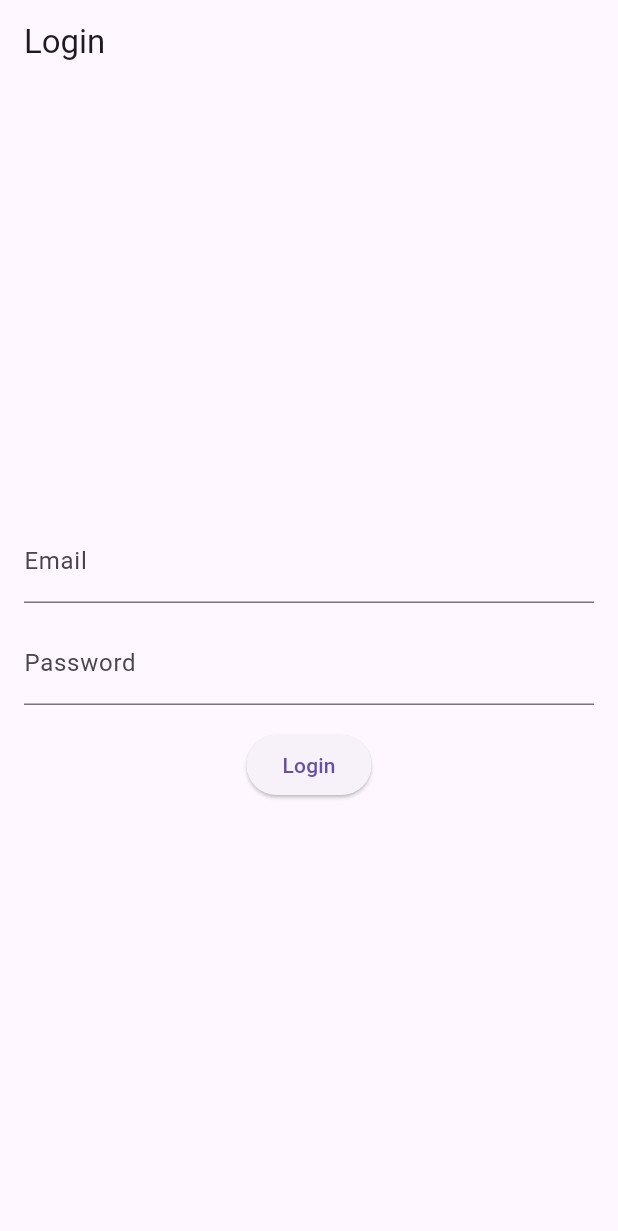
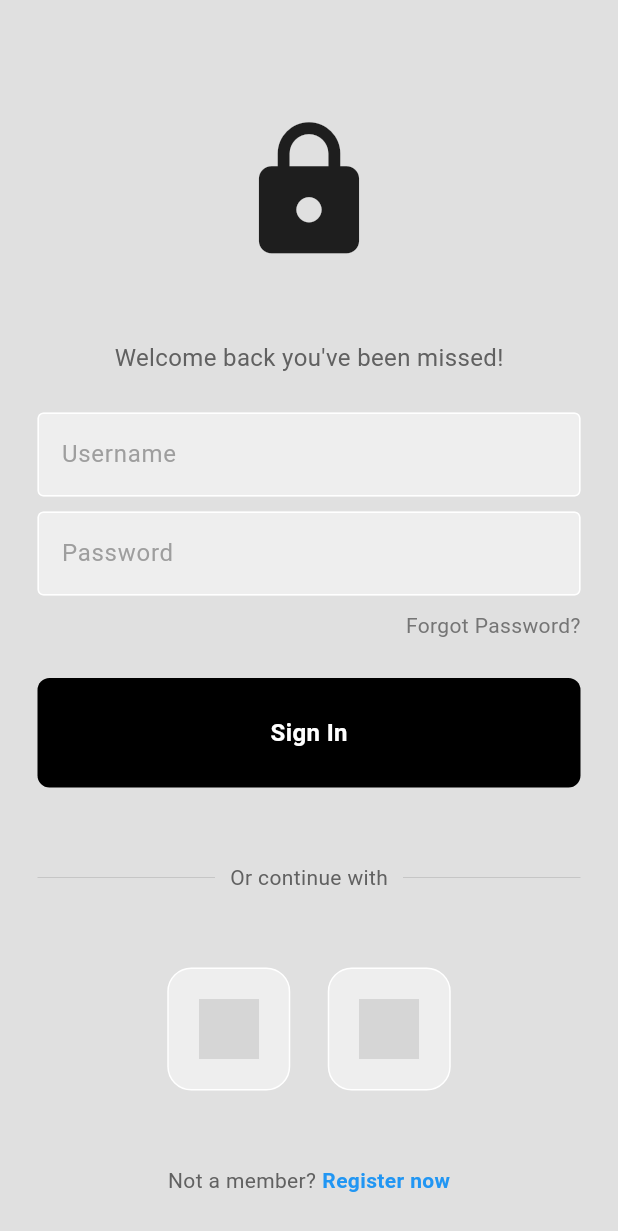
Before and after one commit to VP7985/fitnessgoal, a Flutter app: the screen it shows after launch, on a phone screen of 412 x 824 dp. Shown: the top 1231 px of the screen. Run offline on Flutter 3.47's test engine with Material 3 defaults, Android fonts, the phone set to English and light mode, and no system bars; our stand-ins replace firebase_core; accounts and stored records are empty; grey boxes are pictures that could not be loaded.

Commit message:
first commit

```diff
--- /dev/null
+++ b/lib/components/my_button.dart
@@ -0,0 +1,32 @@
+import 'package:flutter/material.dart';
+
+class MyButton extends StatelessWidget {
+  final Function()? onTap;
+
+  const MyButton({super.key, required this.onTap});
+
+  @override
+  Widget build(BuildContext context) {
+    return GestureDetector(
+      onTap: onTap,
+      child: Container(
+        padding: const EdgeInsets.all(25),
+        margin: const EdgeInsets.symmetric(horizontal: 25),
+        decoration: BoxDecoration(
+          color: Colors.black,
+          borderRadius: BorderRadius.circular(8),
+        ),
+        child: const Center(
+          child: Text(
+            "Sign In",
+            style: TextStyle(
+              color: Colors.white,
+              fontWeight: FontWeight.bold,
+              fontSize: 16,
+            ),
+          ),
+        ),
+      ),
+    );
+  }
+}
--- /dev/null
+++ b/lib/components/my_textfield.dart
@@ -0,0 +1,36 @@
+import 'package:flutter/material.dart';
+
+class MyTextField extends StatelessWidget {
+  final controller;
+  final String hintText;
+  final bool obscureText;
+
+  const MyTextField({
+    super.key,
+    required this.controller,
+    required this.hintText,
+    required this.obscureText,
+  });
+
+  @override
+  Widget build(BuildContext context) {
+    return Padding(
+      padding: const EdgeInsets.symmetric(horizontal: 25.0),
+      child: TextField(
+        controller: controller,
+        obscureText: obscureText,
+        decoration: InputDecoration(
+            enabledBorder: const OutlineInputBorder(
+              borderSide: BorderSide(color: Colors.white),
+            ),
+            focusedBorder: OutlineInputBorder(
+              borderSide: BorderSide(color: Colors.grey.shade400),
+            ),
+            fillColor: Colors.grey.shade200,
+            filled: true,
+            hintText: hintText,
+            hintStyle: TextStyle(color: Colors.grey[500])),
+      ),
+    );
+  }
+}
--- /dev/null
+++ b/lib/components/square_tile.dart
@@ -0,0 +1,25 @@
+import 'package:flutter/material.dart';
+
+class SquareTile extends StatelessWidget {
+  final String imagePath;
+  const SquareTile({
+    super.key,
+    required this.imagePath,
+  });
+
+  @override
+  Widget build(BuildContext context) {
+    return Container(
+      padding: EdgeInsets.all(20),
+      decoration: BoxDecoration(
+        border: Border.all(color: Colors.white),
+        borderRadius: BorderRadius.circular(16),
+        color: Colors.grey[200],
+      ),
+      child: Image.asset(
+        imagePath,
+        height: 40,
+      ),
+    );
+  }
+}
--- a/lib/home.dart
+++ /dev/null
@@ -1,17 +0,0 @@
-import 'package:flutter/material.dart';
-
-class Home extends StatelessWidget {
-  const Home({super.key});
-
-  @override
-  Widget build(BuildContext context) {
-    return Scaffold(
-      appBar: AppBar(
-        title: Text('Home'),
-      ),
-      body: Center(
-        child: Text('Welcome!'),
-      ),
-    );
-  }
-}
--- a/lib/loginpage.dart
+++ /dev/null
@@ -1,58 +0,0 @@
-import 'package:fitnessgoal/home.dart';
-import 'package:flutter/material.dart';
-import 'package:firebase_auth/firebase_auth.dart';
-
-class Loginpage extends StatelessWidget {
-  const Loginpage({super.key});
-
-  @override
-  Widget build(BuildContext context) {
-    final FirebaseAuth _auth = FirebaseAuth.instance;
-    final TextEditingController _emailController = TextEditingController();
-    final TextEditingController _passwordController = TextEditingController();
-    return Scaffold(
-      appBar: AppBar(
-        title: Text('Login'),
-      ),
-      body: Center(
-        child: Padding(
-          padding: EdgeInsets.all(16.0),
-          child: Column(
-            mainAxisAlignment: MainAxisAlignment.center,
-            children: <Widget>[
-              TextField(
-                controller: _emailController,
-                decoration: InputDecoration(label: Text('Email')),
-              ),
-              SizedBox(height: 12.0),
-              TextField(
-                controller: _passwordController,
-                decoration: InputDecoration(
-                  labelText: 'Password',
-                ),
-                obscureText: true,
-              ),
-              SizedBox(height: 16.0),
-              ElevatedButton(
-                  onPressed: () async {
-                    String email = _emailController.text.trim();
-                    String password = _passwordController.text.trim();
-
-                    try {
-                      UserCredential userCredential =
-                          await _auth.signInWithEmailAndPassword(
-                              email: email, password: password);
-                      Navigator.push(context,
-                          MaterialPageRoute(builder: (context) => Home()));
-                    } catch (e) {
-                      print('Login error: $e');
-                    }
-                  },
-                  child: Text('Login'))
-            ],
-          ),
-        ),
-      ),
-    );
-  }
-}
--- a/lib/main.dart
+++ b/lib/main.dart
@@ -1,12 +1,12 @@
 import 'package:fitnessgoal/firebase_options.dart';
-import 'package:fitnessgoal/loginpage.dart';
+import 'package:fitnessgoal/screens/login.dart';
 import 'package:flutter/material.dart';
 import 'package:firebase_core/firebase_core.dart';
 
 void main() async {
-  await Firebase.initializeApp(
+  /* await Firebase.initializeApp(
     options: DefaultFirebaseOptions.currentPlatform,
-  );
+  );*/
   runApp(const MyApp());
 }
 
@@ -21,7 +21,7 @@
         primarySwatch: Colors.blue,
         visualDensity: VisualDensity.adaptivePlatformDensity,
       ),
-      home: Loginpage(),
+      home: LoginPage(),
     );
   }
 }
--- /dev/null
+++ b/lib/screens/login.dart
@@ -0,0 +1,155 @@
+import 'package:flutter/material.dart';
+import 'package:fitnessgoal/components/my_button.dart';
+import 'package:fitnessgoal/components/my_textfield.dart';
+import 'package:fitnessgoal/components/square_tile.dart';
+
+class LoginPage extends StatelessWidget {
+  LoginPage({super.key});
+
+  final usernameController = TextEditingController();
+  final passwordController = TextEditingController();
+
+  void signUser() {}
+
+  @override
+  Widget build(BuildContext context) {
+    return Scaffold(
+      backgroundColor: Colors.grey[300],
+      body: SafeArea(
+        child: Center(
+          child: Column(
+            mainAxisAlignment: MainAxisAlignment.center,
+            children: [
+              const SizedBox(height: 50),
+
+              // logo
+              const Icon(
+                Icons.lock,
+                size: 100,
+              ),
+
+              const SizedBox(height: 50),
+
+              // welcome back, you've been missed!
+              Text(
+                'Welcome back you\'ve been missed!',
+                style: TextStyle(
+                  color: Colors.grey[700],
+                  fontSize: 16,
+                ),
+              ),
+
+              const SizedBox(height: 25),
+
+              // username textfield
+              MyTextField(
+                controller: usernameController,
+                hintText: 'Username',
+                obscureText: false,
+              ),
+
+              const SizedBox(height: 10),
+
+              // password textfield
+              MyTextField(
+                controller: passwordController,
+                hintText: 'Password',
+                obscureText: true,
+              ),
+
+              const SizedBox(height: 10),
+
+              // forgot password?
+              Padding(
+                padding: const EdgeInsets.symmetric(horizontal: 25.0),
+                child: Row(
+                  mainAxisAlignment: MainAxisAlignment.end,
+                  children: [
+                    Text(
+                      'Forgot Password?',
+                      style: TextStyle(color: Colors.grey[600]),
+                    ),
+                  ],
+                ),
+              ),
+
+              const SizedBox(height: 25),
+
+              // sign in button
+              MyButton(
+                onTap: signUser,
+              ),
+
+              const SizedBox(height: 50),
+
+              // or continue with
+              Padding(
+                padding: const EdgeInsets.symmetric(horizontal: 25.0),
+                child: Row(
+                  children: [
+                    Expanded(
+                      child: Divider(
+                        thickness: 0.5,
+                        color: Colors.grey[400],
+                      ),
+                    ),
+                    Padding(
+                      padding: const EdgeInsets.symmetric(horizontal: 10.0),
+                      child: Text(
+                        'Or continue with',
+                        style: TextStyle(color: Colors.grey[700]),
+                      ),
+                    ),
+                    Expanded(
+                      child: Divider(
+                        thickness: 0.5,
+                        color: Colors.grey[400],
+                      ),
+                    ),
+                  ],
+                ),
+              ),
+
+              const SizedBox(height: 50),
+
+              // google + apple sign in buttons
+              Row(
+                mainAxisAlignment: MainAxisAlignment.center,
+                children: const [
+                  // google button
+                  SquareTile(imagePath: 'lib/images/google.png'),
+
+                  SizedBox(width: 25),
+
+                  // apple button
+                  SquareTile(imagePath: 'lib/images/apple.png')
+                ],
+              ),
+
+              const SizedBox(height: 50),
+
+              // not a member? register now
+              Row(
+                mainAxisAlignment: MainAxisAlignment.center,
+                children: [
+                  Text(
+                    'Not a member?',
+                    style: TextStyle(color: Colors.grey[700]),
+                  ),
+                  const SizedBox(width: 4),
+                  const Text(
+                    'Register now',
+                    style: TextStyle(
+                      color: Colors.blue,
+                      fontWeight: FontWeight.bold,
+                    ),
+                  ),
+                ],
+              )
+            ],
+          ),
+        ),
+      ),
+    );
+  }
+}
```
Also changed, not shown: lib/images/apple.png (added), lib/images/google.png (added).
